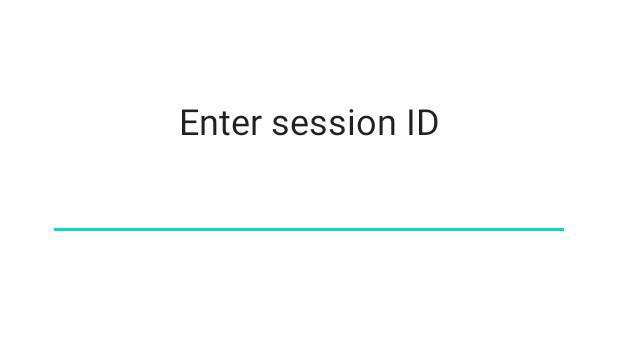
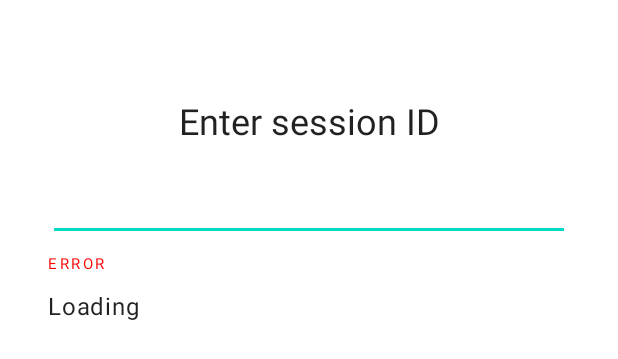
Before and after one commit to Iyxan23/skpro-dc-contest, an Android app: the layout fragment_insert_session_id.xml on its own in the app's theme, with its tools: preview values and no code run, on a phone screen of 412 x 824 dp. Shown: the top 359 px of the screen. Run offline under Robolectric (Android 15) with nearby library versions, the phone set to English and light mode, and no system bars; plain views replace PinEntryEditText.

Commit message:
app: implement confirmation on the controller side

```diff
--- a/android-app/app/src/main/java/com/iyxan23/slice/ui/control/InsertSessionIDFragment.kt
+++ b/android-app/app/src/main/java/com/iyxan23/slice/ui/control/InsertSessionIDFragment.kt
@@ -9,6 +9,7 @@ import com.iyxan23.slice.App
 import com.iyxan23.slice.R
 import com.iyxan23.slice.databinding.FragmentInsertSessionIdBinding
 import com.iyxan23.slice.domain.models.response.GenericResponse
+import com.iyxan23.slice.shared.SOCKET_CONNECTION_CONFIRMED
 import com.iyxan23.slice.shared.SOCKET_CONNECT_SESSION
 import com.zhuinden.fragmentviewbindingdelegatekt.viewBinding
 import kotlinx.serialization.decodeFromString
@@ -30,6 +31,9 @@ class InsertSessionIDFragment : Fragment(R.layout.fragment_insert_session_id) {
 
         // when the user finished entering the session ID
         binding.pinEntryEditText.setOnPinEnteredListener { sessionId ->
+            // reset the error text
+            binding.errorText.visibility = View.GONE
+
             // then we ask the server if this session id exists
             socket.emit(SOCKET_CONNECT_SESSION, arrayOf(sessionId)) { ack ->
                 if (ack[0] == null) {
@@ -47,8 +51,9 @@ class InsertSessionIDFragment : Fragment(R.layout.fragment_insert_session_id) {
                 // parse the response as it is a JSON
                 when (val response = Json.decodeFromString<GenericResponse>(ack[0].toString())) {
                     is GenericResponse.Success -> {
-                        // success! replace the fragment to the next fragment to do webrtc fun
-                        // stuff (and don't forget to pass the token)
+                        // success! we're going to wait for a confirmation from the remote
+                        socket.once(SOCKET_CONNECTION_CONFIRMED) {
+                            // confirmed! replace this current fragment to the remote control fragment
                             parentFragmentManager.beginTransaction()
                                 .replace(
                                     R.id.fragment_control_root,
@@ -56,6 +61,9 @@ class InsertSessionIDFragment : Fragment(R.layout.fragment_insert_session_id) {
                                     Bundle()
                                 )
                                 .commit()
+                        }
+
+                        binding.connectionStatusText.text = "Waiting for confirmation"
                     }
 
                     is GenericResponse.Error -> {
--- a/android-app/app/src/main/java/com/iyxan23/slice/ui/control/RemoteControlFragment.kt
+++ b/android-app/app/src/main/java/com/iyxan23/slice/ui/control/RemoteControlFragment.kt
@@ -11,7 +11,6 @@ import com.iyxan23.slice.databinding.FragmentRemoteControlBinding
 import com.iyxan23.slice.shared.*
 import com.zhuinden.fragmentviewbindingdelegatekt.viewBinding
 import org.webrtc.*
-import java.nio.ByteBuffer
 
 /**
  * RemoteControlFragment is where the actual remote controlling happens
@@ -61,8 +60,7 @@ class RemoteControlFragment : Fragment(R.layout.fragment_remote_control) {
                     }
 
                     DataChannel.State.OPEN -> {
-                        // send a ping!!
-                        dataChannel.send(DataChannel.Buffer(ByteBuffer.wrap("ping".toByteArray()), false))
+
                     }
 
                     DataChannel.State.CLOSING -> {
--- a/android-app/app/src/main/res/layout/fragment_insert_session_id.xml
+++ b/android-app/app/src/main/res/layout/fragment_insert_session_id.xml
@@ -36,15 +36,28 @@
         app:pinLineStroke="1dp" />
 
     <TextView
+        android:id="@+id/error_text"
         style="@style/TextAppearance.MaterialComponents.Overline"
-        android:id="@+id/error_text"
-        android:visibility="gone"
         android:layout_width="wrap_content"
         android:layout_height="wrap_content"
         android:layout_marginTop="8dp"
+        android:text="Error"
         android:textColor="#FF0000"
-        android:text="Error"
+        android:visibility="gone"
         app:layout_constraintStart_toStartOf="@+id/pinEntryEditText"
-        app:layout_constraintTop_toBottomOf="@+id/pinEntryEditText" />
+        app:layout_constraintTop_toBottomOf="@+id/pinEntryEditText"
+        tools:visibility="visible" />
+
+
+    <TextView
+        android:id="@+id/connection_status_text"
+        style="@style/TextAppearance.MaterialComponents.Body1"
+        android:layout_width="0dp"
+        android:layout_height="wrap_content"
+        android:layout_marginTop="32dp"
+        android:layout_weight="1"
+        app:layout_constraintStart_toStartOf="@+id/pinEntryEditText"
+        app:layout_constraintTop_toBottomOf="@+id/pinEntryEditText"
+        tools:text="Loading" />
 
 </androidx.constraintlayout.widget.ConstraintLayout>
```
Lines whose indentation alone changed are shown as unchanged.
